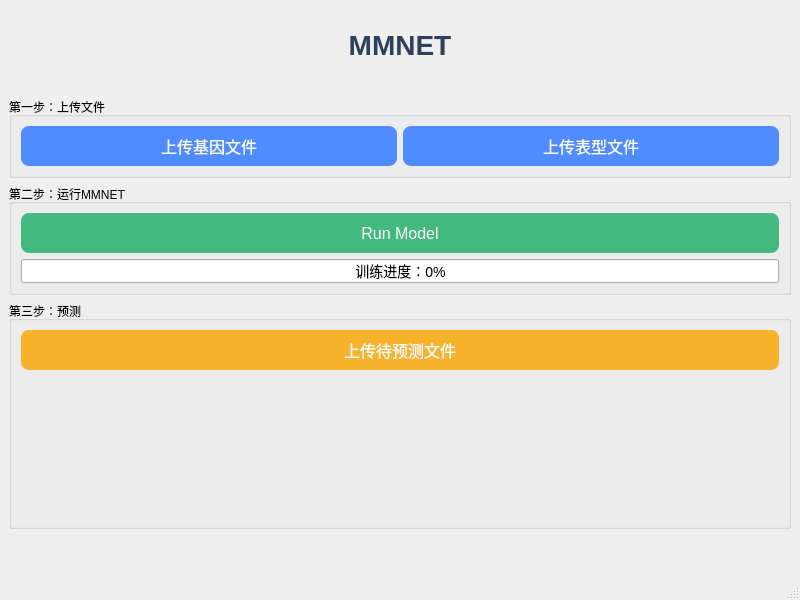
First picture: the form in mainwindow.ui, repository mingmi2016/MMNET_With_QT, before the edit.
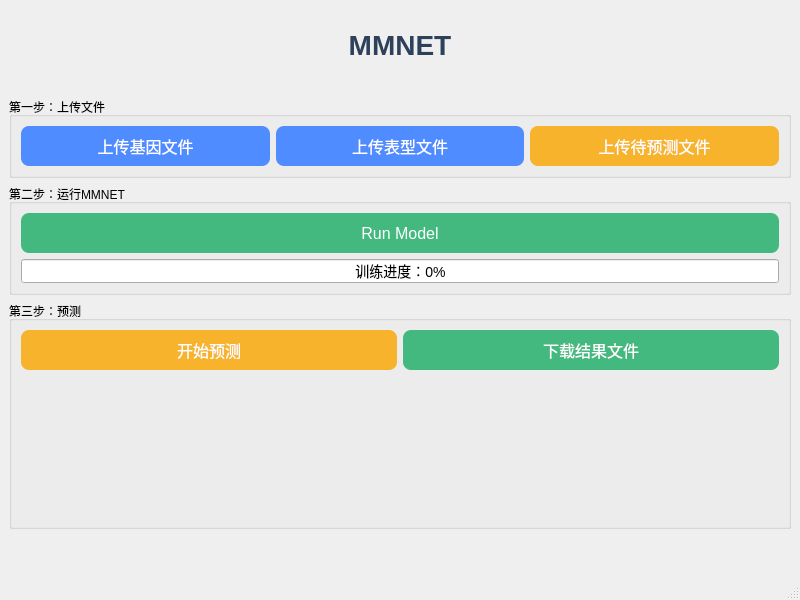
Second picture: the form after the edit.

Commit message: 第二步增加复选框

Patch:
```diff
--- a/mainwindow.ui
+++ b/mainwindow.ui
@@ -66,6 +66,22 @@
          </property>
         </widget>
        </item>
+       <item>
+        <widget class="QPushButton" name="pushButton_5">
+         <property name="minimumSize">
+          <size>
+           <width>160</width>
+           <height>40</height>
+          </size>
+         </property>
+         <property name="styleSheet">
+          <string>QPushButton{background-color:#f7b32b;color:white;font-size:16px;border-radius:8px;} QPushButton:hover{background-color:#e09e1b;}</string>
+         </property>
+         <property name="text">
+          <string>上传待预测文件</string>
+         </property>
+        </widget>
+       </item>
       </layout>
      </widget>
     </item>
@@ -143,7 +159,25 @@
             <string>QPushButton{background-color:#f7b32b;color:white;font-size:16px;border-radius:8px;} QPushButton:hover{background-color:#e09e1b;}</string>
            </property>
            <property name="text">
-            <string>上传待预测文件</string>
+            <string>开始预测</string>
+           </property>
+          </widget>
+         </item>
+         <item>
+          <widget class="QPushButton" name="pushButton_download_pred">
+           <property name="minimumSize">
+            <size>
+             <width>160</width>
+             <height>40</height>
+            </size>
+           </property>
+           <property name="styleSheet">
+            <string>QPushButton{background-color:#43b97f;color:white;font-size:16px;border-radius:8px;}
+QPushButton:hover{background-color:#2e8b57;}
+QPushButton:disabled{background-color:#cccccc;color:#888888;border:1px solid #bbbbbb;}</string>
+           </property>
+           <property name="text">
+            <string>下载结果文件</string>
            </property>
           </widget>
          </item>
```
The commit also changes 2 other files.
